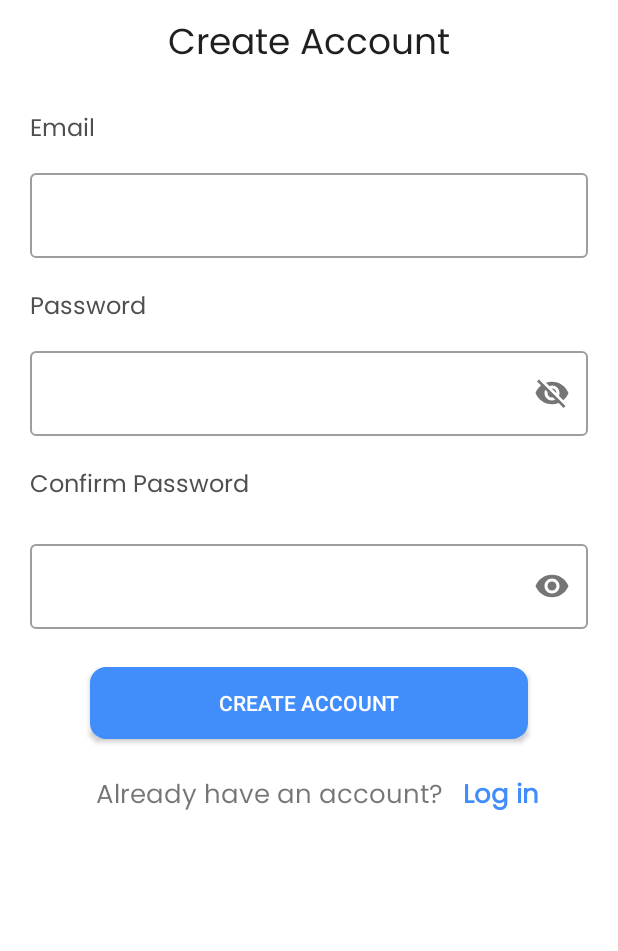
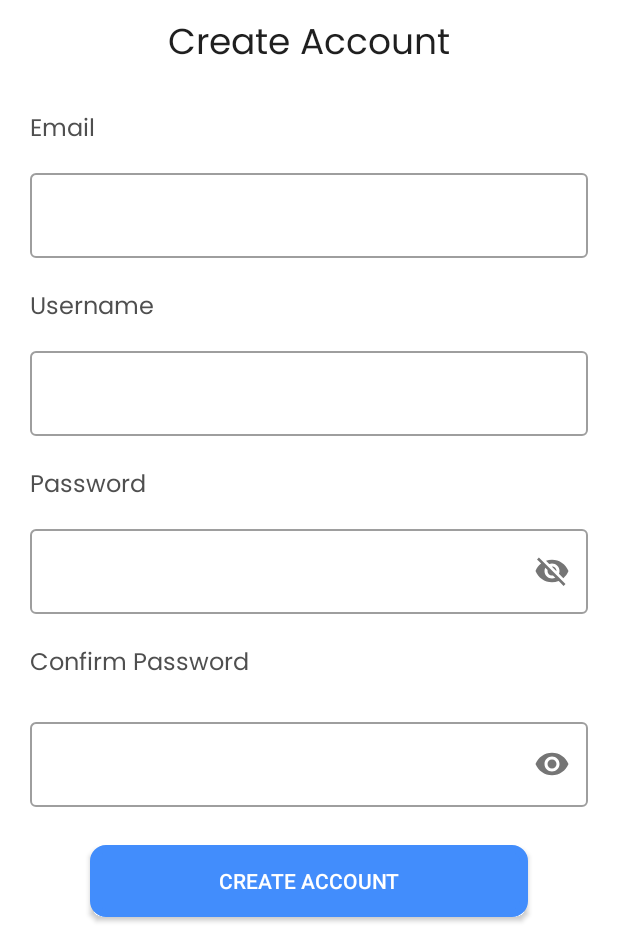
Before and after one commit to Justin-A9/Word-splash, an Android app: the RegisterFragment screen opened through its navigation route, after a tap on an icon or button, on a phone screen of 412 x 824 dp, the part 285-1236 px from its top. Run offline under Robolectric (Android 15) with nearby library versions, the phone set to English and light mode, and no system bars; our stand-ins replace Firebase (no records; nobody signed in at launch, a user with empty details on screens opened directly); Roboto replaces fonts that are not available here; 1 other tap on this screen came first.

Commit message:
Share and Username fixed

```diff
--- a/app/src/main/java/com/example/squash/datasource/Constants.kt
+++ b/app/src/main/java/com/example/squash/datasource/Constants.kt
@@ -2,6 +2,7 @@ package com.example.squash.datasource
 
 object Constants {
 
+    const val USERNAME = "username"
     const val users = "users"
     const val Finished = "Finished"
     const val GoogleSignIn = "191749595561-s55cihbdf39i4d8pqa49gfhr51unald4.apps.googleusercontent.com"
--- a/app/src/main/java/com/example/squash/datasource/PreferenceManager.kt
+++ b/app/src/main/java/com/example/squash/datasource/PreferenceManager.kt
@@ -21,4 +21,6 @@ class PreferenceManager {
         return sharedPreferences!!.getString(key, null).toString()
     }
 
+
+
 }
--- a/app/src/main/res/layout/fragment_edit_profile.xml
+++ b/app/src/main/res/layout/fragment_edit_profile.xml
@@ -142,7 +142,7 @@
                     app:layout_constraintTop_toBottomOf="@id/layout2">
 
                     <com.google.android.material.textfield.TextInputEditText
-                        android:id="@+id/pName"
+                        android:id="@+id/city"
                         android:layout_width="match_parent"
                         android:layout_height="match_parent"
                         android:fontFamily="@font/poppins"
--- a/app/src/main/res/layout/fragment_register_fragment.xml
+++ b/app/src/main/res/layout/fragment_register_fragment.xml
@@ -53,6 +53,20 @@
             app:layout_constraintStart_toStartOf="parent" />
 
         <TextView
+            android:id="@+id/tv_username"
+            android:layout_width="wrap_content"
+            android:layout_height="wrap_content"
+            android:layout_marginStart="20dp"
+            android:layout_marginBottom="10dp"
+            android:fontFamily="@font/poppins"
+            android:text="Username"
+            android:layout_marginTop="20dp"
+            android:textColor="#4F4F4F"
+            android:textSize="16sp"
+            app:layout_constraintTop_toBottomOf="@id/layout1"
+            app:layout_constraintStart_toStartOf="parent" />
+
+        <TextView
             android:id="@+id/passwrdTextView"
             android:layout_width="wrap_content"
             android:layout_height="wrap_content"
@@ -63,7 +77,7 @@
             android:textColor="#4F4F4F"
             android:textSize="16sp"
             app:layout_constraintStart_toStartOf="parent"
-            app:layout_constraintTop_toBottomOf="@id/layout1" />
+            app:layout_constraintTop_toBottomOf="@id/layout4" />
 
         <TextView
             android:id="@+id/confirmPasswordTextView"
@@ -91,6 +105,26 @@
 
             <com.google.android.material.textfield.TextInputEditText
                 android:id="@+id/registerEmail"
+                android:layout_width="match_parent"
+                android:layout_height="wrap_content"
+                android:inputType="text"
+                android:textColor="#6B000000"
+                android:textStyle="bold" />
+        </com.google.android.material.textfield.TextInputLayout>
+
+        <com.google.android.material.textfield.TextInputLayout
+            style="@style/Widget.MaterialComponents.TextInputLayout.OutlinedBox"
+            android:id="@+id/layout4"
+            android:layout_marginTop="10dp"
+            android:layout_width="match_parent"
+            android:layout_height="wrap_content"
+            android:layout_marginStart="20dp"
+            android:layout_marginEnd="20dp"
+            app:layout_constraintTop_toBottomOf="@id/tv_username">
+
+
+            <com.google.android.material.textfield.TextInputEditText
+                android:id="@+id/registerUserName"
                 android:layout_width="match_parent"
                 android:layout_height="wrap_content"
                 android:inputType="text"
--- a/app/src/main/res/values/colors.xml
+++ b/app/src/main/res/values/colors.xml
@@ -10,4 +10,5 @@
     <color name="main_primary_color">#428DFC</color>
     <color name="cicrle">#1A428DFC</color>
     <color name="fade_black">#B3000000</color>
+    <color name="snackBarFailure">#ff0000</color>
 </resources>
```
Also changed, not shown: app/src/main/java/com/example/squash/datasource/FireStoreData.kt (+0 -18 lines), app/src/main/java/com/example/squash/fragments/EditProfile.kt (+20 -5 lines), app/src/main/java/com/example/squash/fragments/HomeFragment.kt (+12 -5 lines), app/src/main/java/com/example/squash/fragments/LoginPageFragment.kt (+41 -4 lines), app/src/main/java/com/example/squash/fragments/MenuFragment.kt (+5 -7 lines), app/src/main/java/com/example/squash/fragments/RegisterFragment.kt (+91 -27 lines), app/src/main/res/layout/fragment_home.xml (+3 -4 lines).
